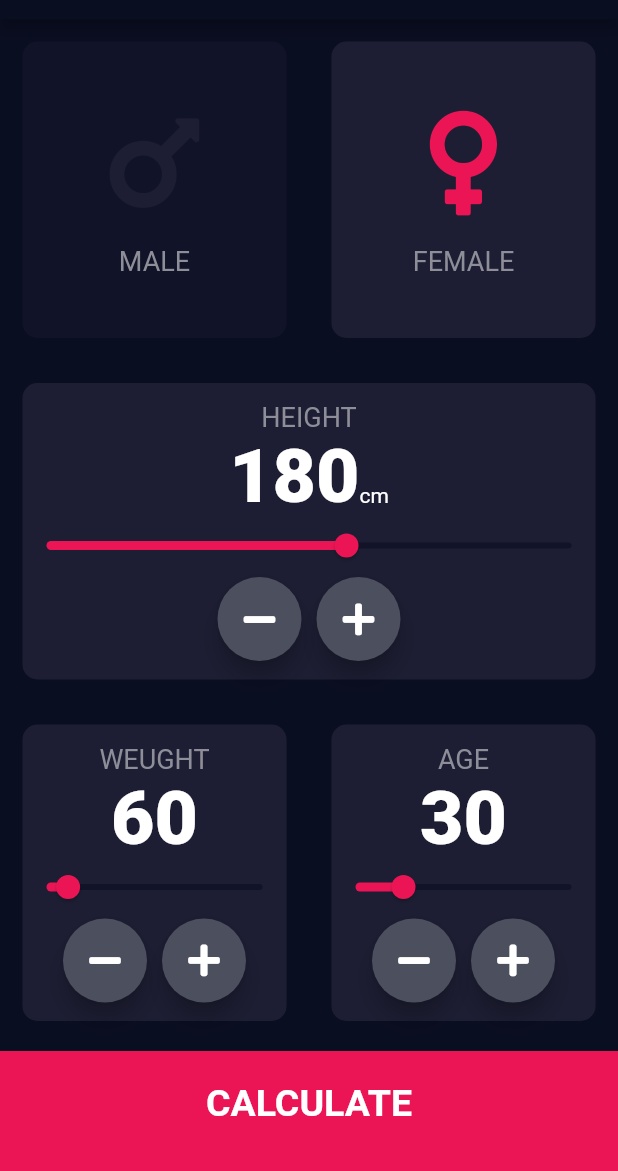
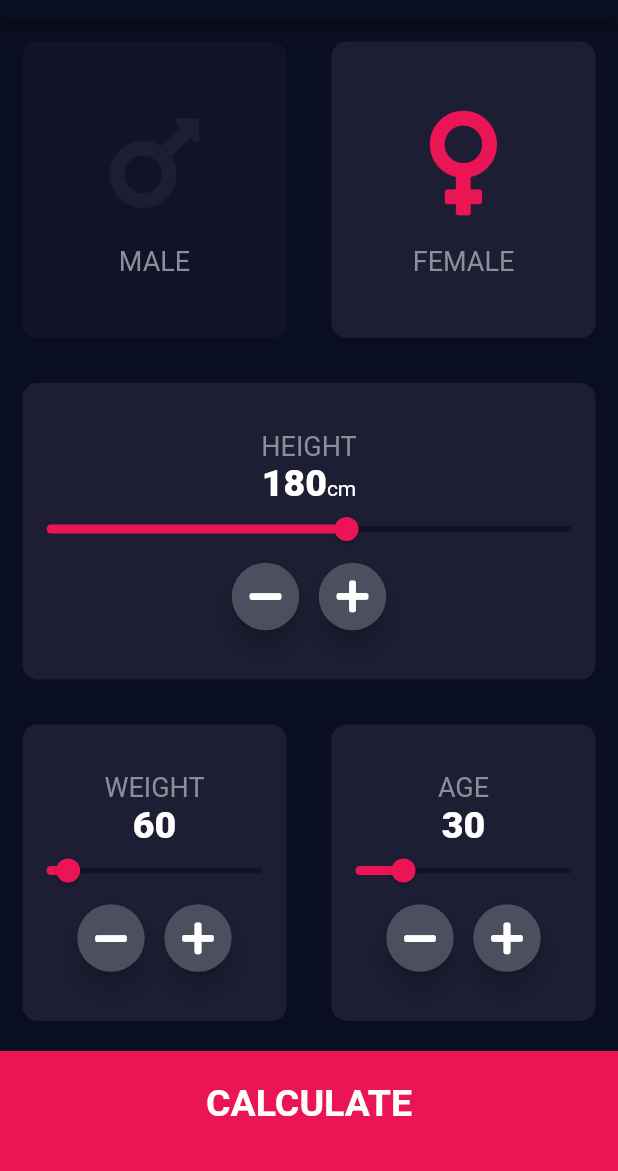
Before and after one commit to nadas00/flutter-bmi-calculator-plus, a Flutter app: the screen it shows after launch, on a phone screen of 412 x 824 dp, the part 65-1236 px from its top. Run offline on Flutter 3.47's test engine with Material 2 defaults, Android fonts, the phone set to English and light mode, and no system bars; our stand-ins replace font_awesome_flutter.

Commit message:
Visual improvements for sliders and result text overflow

```diff
--- a/lib/components/reusable_round_Icon_Button.dart
+++ b/lib/components/reusable_round_Icon_Button.dart
@@ -15,8 +15,8 @@ class RoundIconButton extends StatelessWidget {
       shape: CircleBorder(),
       fillColor: Color(0xFF4C4F5E),
       constraints: BoxConstraints.tightFor(
-        width: 56.0,
-        height: 56.0,
+        width: 45.0,
+        height: 45.0,
       ),
     );
   }
--- a/lib/constants.dart
+++ b/lib/constants.dart
@@ -13,7 +13,7 @@ const kLabelTextStyle = TextStyle(
 );
 
 const kNumberTextStyle = TextStyle(
-  fontSize: 50.0,
+  fontSize: 25.0,
   fontWeight: FontWeight.w900,
 );
 
--- a/lib/screens/input_page.dart
+++ b/lib/screens/input_page.dart
@@ -199,7 +199,7 @@ class _InputPageState extends State<InputPage> {
                       mainAxisAlignment: MainAxisAlignment.center,
                       children: <Widget>[
                         Text(
-                          'WEUGHT',
+                          'WEIGHT',
                           style: kLabelTextStyle,
                         ),
                         Text(weight.toString(), style: kNumberTextStyle),
--- a/lib/screens/results_page.dart
+++ b/lib/screens/results_page.dart
@@ -34,7 +34,7 @@ class ResultPage extends StatelessWidget {
         children: <Widget>[
           Expanded(
             child: Container(
-              padding: EdgeInsets.all(15.0),
+              padding: EdgeInsets.symmetric(horizontal: 15.0),
               child: Text(
                 'Your Result',
                 style: kTitleStyle,
```
